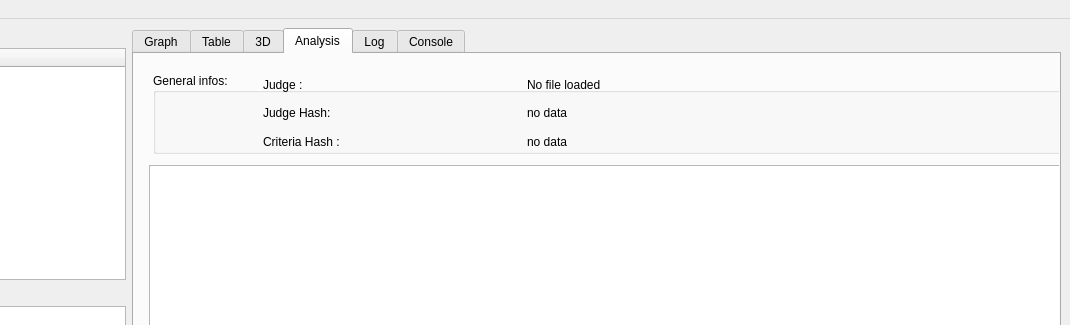
fredvol/paralogger, file paralogger/gui/paraloger_GUI1.ui: the form before one commit; both pictures show x 139 to 1209 and y 0 to 325 of the 1209 by 800 pixel window.
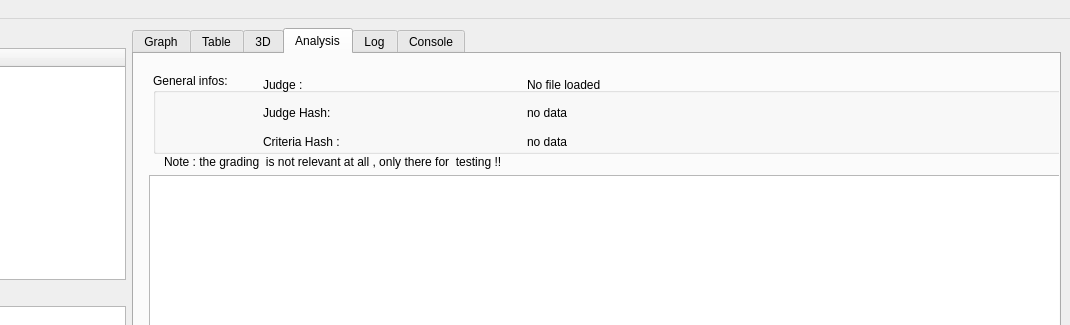
The form after the commit.

What changed in the file:
```diff
--- a/paralogger/gui/paraloger_GUI1.ui
+++ b/paralogger/gui/paraloger_GUI1.ui
@@ -169,12 +169,25 @@
           <property name="geometry">
            <rect>
             <x>15</x>
-            <y>111</y>
+            <y>121</y>
             <width>911</width>
-            <height>551</height>
+            <height>541</height>
            </rect>
           </property>
          </widget>
+         <widget class="QLabel" name="label">
+          <property name="geometry">
+           <rect>
+            <x>30</x>
+            <y>100</y>
+            <width>421</width>
+            <height>16</height>
+           </rect>
+          </property>
+          <property name="text">
+           <string>Note : the grading  is not relevant at all , only there for  testing !!</string>
+          </property>
+         </widget>
         </widget>
         <widget class="QWidget" name="tab_log">
          <attribute name="title">
```
